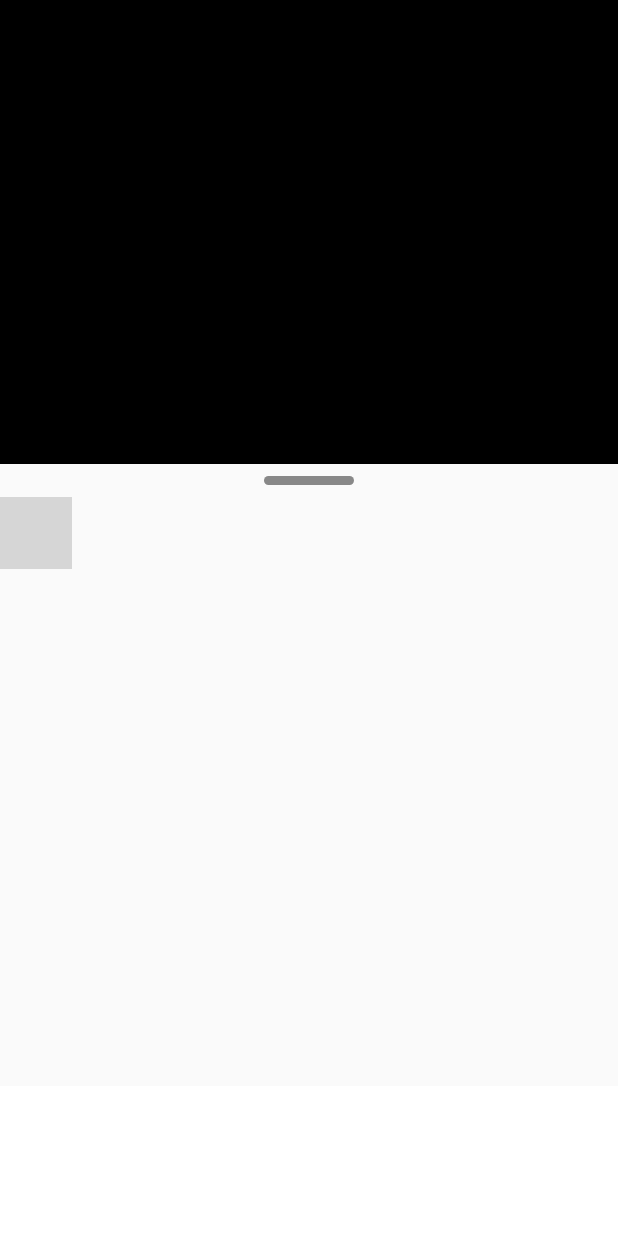
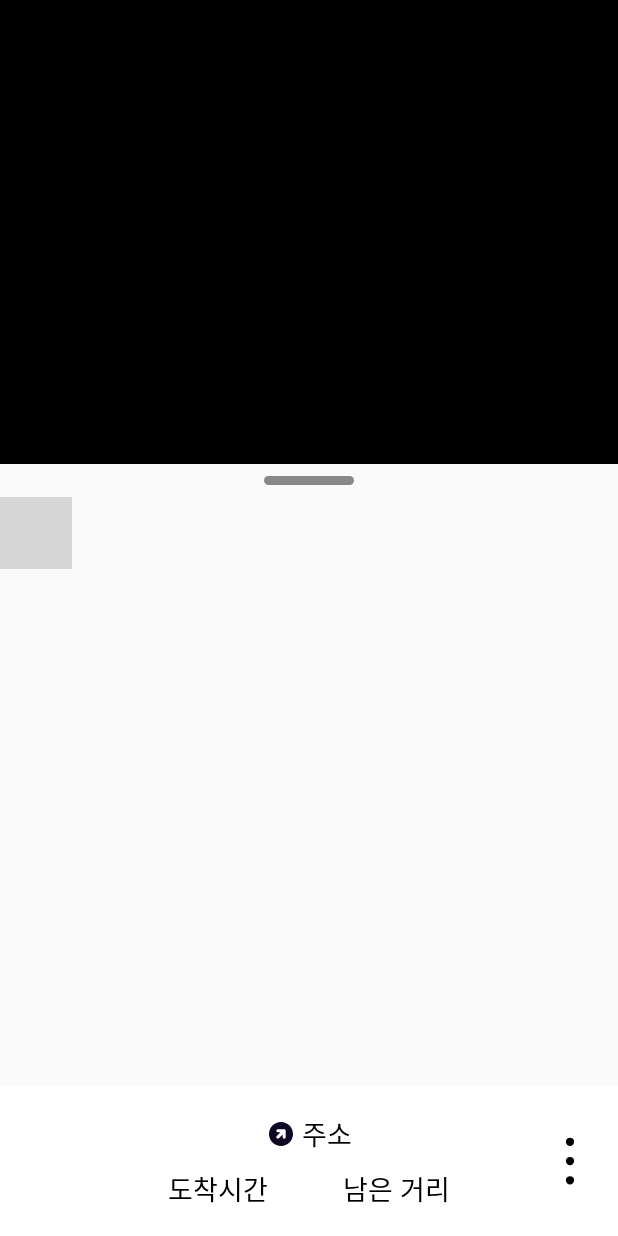
Before and after one commit to A303-Helpmet/FE, an Android app built with Jetpack Compose: the NavigationScreen screen opened through its navigation route, on a phone screen of 412 x 824 dp. Run offline under Robolectric (Android 15) with nearby library versions, the phone set to English and light mode, and no system bars; libraries missing offline, so code that uses them is left out: com.kakao.sdk; Roboto replaces fonts that are not available here; 3 statements that could not run were skipped; grey boxes are pictures that could not be loaded.

Commit message:
publish: 안내 종료 바텀시트 구현
# Conflicts:
#	FE/app/src/main/java/com/a303/helpmet/presentation/feature/navigation/ui/NavigationScreen.kt

```diff
--- a/app/src/main/java/com/a303/helpmet/MainActivity.kt
+++ b/app/src/main/java/com/a303/helpmet/MainActivity.kt
@@ -65,8 +65,8 @@ class MainActivity : ComponentActivity() {
                     composable("navigation") {
                         NavigationScreen(
                             onFinish = {
-                                // 안내 종료 시 다시 2번(pre_ride) 화면으로
-                                navController.popBackStack("pre_ride", inclusive = false)
+                                // 안내 종료 시 다시 1번(helmet_check) 화면으로
+                                navController.popBackStack("helmet_check", inclusive = false)
                             }
                         )
                     }
--- /dev/null
+++ b/app/src/main/java/com/a303/helpmet/presentation/feature/navigation/component/NavigationMoreButton.kt
@@ -0,0 +1,60 @@
+package com.a303.helpmet.presentation.feature.navigation.component
+
+import androidx.compose.foundation.layout.*
+import androidx.compose.material3.*
+import androidx.compose.runtime.*
+import androidx.compose.ui.Alignment
+import androidx.compose.ui.Modifier
+import androidx.compose.ui.res.painterResource
+import androidx.compose.ui.unit.dp
+import androidx.compose.ui.graphics.Color
+import com.a303.helpmet.R
+import com.a303.helpmet.ui.theme.HelpmetTheme
+
+@OptIn(ExperimentalMaterial3Api::class)
+@Composable
+fun NavigationMoreButton(onFinish: () -> Unit) {
+    var isSheetOpen by remember { mutableStateOf(false) }
+
+    if (isSheetOpen) {
+        ModalBottomSheet(
+            onDismissRequest = { isSheetOpen = false }
+        ) {
+            Column(
+                modifier = Modifier
+                    .fillMaxWidth()
+                    .padding(16.dp),
+                horizontalAlignment = Alignment.CenterHorizontally
+            ) {
+                Button(
+                    onClick = {
+                        onFinish()
+                    },
+                    modifier = Modifier
+                        .fillMaxWidth()
+                        .height(56.dp),
+                    colors = ButtonDefaults.buttonColors(
+                        containerColor = HelpmetTheme.colors.black1,
+                        contentColor = HelpmetTheme.colors.primary
+                    ),
+                    shape = MaterialTheme.shapes.small,
+                ) {
+                    Text(
+                        text = "안내 종료",
+                        style = HelpmetTheme.typography.bodyLarge,
+                    )
+                }
+            }
+        }
+    }
+    IconButton(
+        onClick = { isSheetOpen = true },
+        modifier = Modifier.size(44.dp)
+    ) {
+        Icon(
+            painter = painterResource(id = R.drawable.ic_dot_vertical),
+            contentDescription = "더보기",
+            tint = Color.Black
+        )
+    }
+}
--- a/app/src/main/java/com/a303/helpmet/presentation/feature/navigation/component/StreamingNoticeView.kt
+++ b/app/src/main/java/com/a303/helpmet/presentation/feature/navigation/component/StreamingNoticeView.kt
@@ -8,12 +8,16 @@ import androidx.compose.animation.core.tween
 import androidx.compose.foundation.background
 import androidx.compose.foundation.layout.Arrangement
 import androidx.compose.foundation.layout.Box
+import androidx.compose.foundation.layout.Column
 import androidx.compose.foundation.layout.Row
 import androidx.compose.foundation.layout.Spacer
 import androidx.compose.foundation.layout.fillMaxSize
 import androidx.compose.foundation.layout.fillMaxWidth
 import androidx.compose.foundation.layout.height
+import androidx.compose.foundation.layout.padding
+import androidx.compose.foundation.layout.size
 import androidx.compose.foundation.layout.width
+import androidx.compose.material3.Icon
 import androidx.compose.material3.Text
 import androidx.compose.runtime.Composable
 import androidx.compose.runtime.collectAsState
@@ -21,6 +25,7 @@ import androidx.compose.runtime.getValue
 import androidx.compose.ui.Alignment
 import androidx.compose.ui.Modifier
 import androidx.compose.ui.graphics.Color
+import androidx.compose.ui.res.painterResource
 import androidx.compose.ui.res.stringResource
 import androidx.compose.ui.unit.dp
 import com.a303.helpmet.R
@@ -34,9 +39,10 @@ import org.koin.androidx.compose.koinViewModel
 
 @Composable
 fun StreamingNoticeView(
+    onFinish: () -> Unit,
     viewModel: NavigationViewModel = koinViewModel()
 ) {
-    val state by viewModel.noticeState.collectAsState()
+    val noticeState by viewModel.noticeState.collectAsState()
 
     Box(
         modifier = Modifier
@@ -45,25 +51,70 @@ fun StreamingNoticeView(
             .background(HelpmetTheme.colors.white1),
         contentAlignment = Alignment.Center
     ) {
-        when (state) {
+
+        Box(
+            modifier = Modifier
+                .fillMaxWidth()
+                .padding(10.dp)
+            ,
+            contentAlignment = Alignment.CenterEnd
+        ){
+            NavigationMoreButton(onFinish)
+        }
+
+
+        when (noticeState) {
             StreamingNoticeState.Default -> DefaultNotice()
             StreamingNoticeState.Caution -> CautionNotice()
             StreamingNoticeState.Danger -> DangerNotice()
         }
+
+
     }
 }
 
 @Composable
 fun DefaultNotice() {
-    Row(
+    Column(
         modifier = Modifier
             .fillMaxWidth(),
-        horizontalArrangement = Arrangement.Center
+        verticalArrangement = Arrangement.Center,
+        horizontalAlignment = Alignment.CenterHorizontally
     ){
-        Text(text="도착시간")
-        Spacer(modifier = Modifier.width(50.dp))
-        Text(text="남은 거리")
+        Row(
+            modifier = Modifier
+                .fillMaxWidth(),
+            verticalAlignment = Alignment.CenterVertically,
+            horizontalArrangement = Arrangement.Center,
+            ){
+            Icon(
+                painter = painterResource(id = R.drawable.ic_util_direction_arrow),
+                contentDescription = "시간 감소",
+                tint = HelpmetTheme.colors.black1,
+                modifier = Modifier.size(20.dp)
+            )
+
+            Spacer(modifier = Modifier.width(4.dp))
+
+            Text(text="주소")
+        }
+
+        Spacer(modifier = Modifier.height(10.dp))
+
+        Row(
+            modifier = Modifier
+                .fillMaxWidth(),
+            horizontalArrangement = Arrangement.Center
+        ){
+            Text(text="도착시간")
+
+            Spacer(modifier = Modifier.width(50.dp))
+
+            Text(text="남은 거리")
+        }
     }
+
+
 }
 
 @Composable
--- a/app/src/main/java/com/a303/helpmet/presentation/feature/navigation/ui/NavigationScreen.kt
+++ b/app/src/main/java/com/a303/helpmet/presentation/feature/navigation/ui/NavigationScreen.kt
@@ -13,6 +13,8 @@ import androidx.compose.ui.platform.LocalConfiguration
 import androidx.compose.ui.unit.dp
 import com.a303.helpmet.presentation.feature.navigation.viewmodel.NavigationViewModel
 import org.koin.androidx.compose.koinViewModel
+import com.a303.helpmet.presentation.feature.navigation.component.StreamingNoticeView
+
 
 @Composable
 fun NavigationScreen(
@@ -34,7 +36,7 @@ fun NavigationScreen(
             )
         }
 
-        // 카메라 뷰 토글
+        // 카메라 뷰 토클
         Box(
             modifier = Modifier
                 .fillMaxWidth()
@@ -51,7 +53,7 @@ fun NavigationScreen(
             )
         }
 
-        // 지도 영역에 MapScreen 삽입
+        // 지도
         Box(
             modifier = Modifier
                 .fillMaxWidth()
@@ -63,13 +65,7 @@ fun NavigationScreen(
         }
 
         // 안내 멘트
-        Box(
-            modifier = Modifier
-                .fillMaxWidth()
-                .height(100.dp)
-                .background(Color.White)
-        ) {
-            // 필요 안내 UI
-        }
+        StreamingNoticeView(onFinish)
+
     }
 }
--- /dev/null
+++ b/app/src/main/res/drawable/ic_dot_vertical.xml
@@ -0,0 +1,13 @@
+<vector xmlns:android="http://schemas.android.com/apk/res/android"
+    android:width="48dp"
+    android:height="48dp"
+    android:viewportWidth="48"
+    android:viewportHeight="48">
+  <path
+      android:pathData="M24,10V10.02M24,24V24.02M24,38V38.02M24,12C23.47,12 22.961,11.789 22.586,11.414C22.211,11.039 22,10.53 22,10C22,9.47 22.211,8.961 22.586,8.586C22.961,8.211 23.47,8 24,8C24.53,8 25.039,8.211 25.414,8.586C25.789,8.961 26,9.47 26,10C26,10.53 25.789,11.039 25.414,11.414C25.039,11.789 24.53,12 24,12ZM24,26C23.47,26 22.961,25.789 22.586,25.414C22.211,25.039 22,24.53 22,24C22,23.47 22.211,22.961 22.586,22.586C22.961,22.211 23.47,22 24,22C24.53,22 25.039,22.211 25.414,22.586C25.789,22.961 26,23.47 26,24C26,24.53 25.789,25.039 25.414,25.414C25.039,25.789 24.53,26 24,26ZM24,40C23.47,40 22.961,39.789 22.586,39.414C22.211,39.039 22,38.53 22,38C22,37.47 22.211,36.961 22.586,36.586C22.961,36.211 23.47,36 24,36C24.53,36 25.039,36.211 25.414,36.586C25.789,36.961 26,37.47 26,38C26,38.53 25.789,39.039 25.414,39.414C25.039,39.789 24.53,40 24,40Z"
+      android:strokeLineJoin="round"
+      android:strokeWidth="2"
+      android:fillColor="#00000000"
+      android:strokeColor="#0E0723"
+      android:strokeLineCap="round"/>
+</vector>
```
